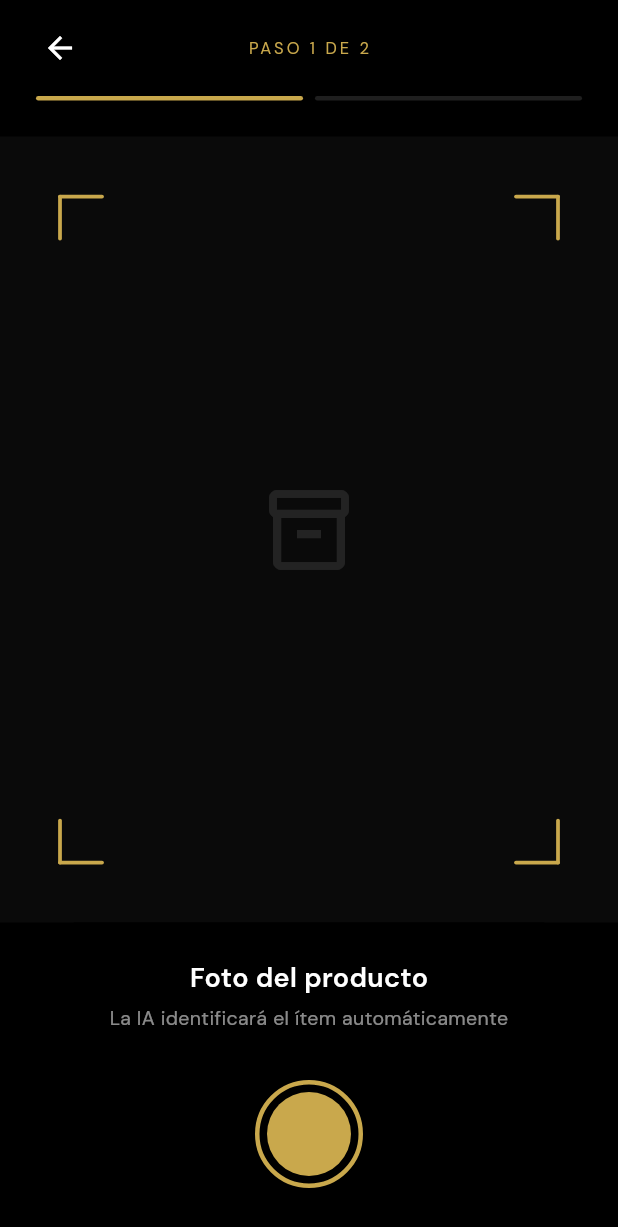
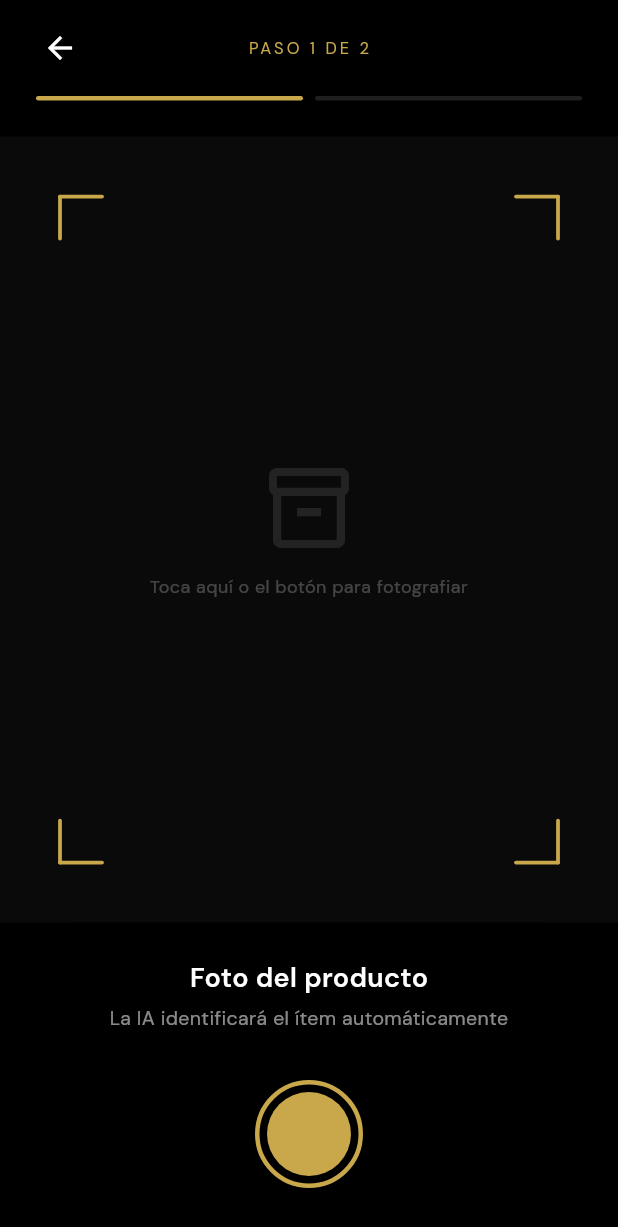
Before and after one commit to frpatino6/vaulted, a Flutter app: the AiScanScreen screen opened directly with empty values, on a phone screen of 412 x 824 dp. Shown: the top 1227 px of the screen. Run offline on Flutter 3.47's test engine with Material 3 defaults, Android fonts, the phone set to English and light mode, and no system bars; our stand-ins replace cached_network_image, dio, dotted_border, fl_chart, flutter_riverpod, flutter_secure_storage and 6 more; missing offline and left inert: mobile_scanner; accounts and stored records are empty; generated files the repository leaves out were written again.

Commit message:
fix(ai-scan): reset state on review back + tappable viewfinder
- Bug fix: call reset() when user navigates back from review screen so
  the analyzing loader doesn't persist on return
- UX: wrap viewfinder in GestureDetector so tapping the dark area
  triggers the camera, same as the shutter button
- UX: add subtle hint text "Toca aquí o el botón para fotografiar"
  inside the viewfinder to eliminate first-time confusion

https://claude.ai/code/session_01TEmWFa4YjbVC7Y5jtwYaFB

```diff
--- a/apps/mobile/lib/features/ai_scan/presentation/ai_scan_screen.dart
+++ b/apps/mobile/lib/features/ai_scan/presentation/ai_scan_screen.dart
@@ -39,7 +39,9 @@ class _AiScanScreenState extends ConsumerState<AiScanScreen> {
         context.push(
           '/properties/${widget.propertyId}/ai-scan/review',
           extra: {'result': next.result, 'floors': widget.floors},
-        );
+        ).then((_) {
+          if (mounted) ref.read(aiScanNotifierProvider.notifier).reset();
+        });
       }
     });
 
@@ -121,6 +123,8 @@ class _CaptureStep extends StatelessWidget {
   final VoidCallback onCapture;
   final VoidCallback? onSkip;
 
+  static const _tapHint = 'Toca aquí o el botón para fotografiar';
+
   @override
   Widget build(BuildContext context) {
     return SafeArea(
@@ -182,13 +186,18 @@ class _CaptureStep extends StatelessWidget {
           ),
           const SizedBox(height: AppSpacing.lg),
 
-          // Viewfinder
+          // Viewfinder — tappable
           Expanded(
+            child: GestureDetector(
+              onTap: onCapture,
               child: Stack(
                 alignment: Alignment.center,
                 children: [
                   Container(color: const Color(0xFF0A0A0A)),
                   ..._buildCornerGuides(),
+                  Column(
+                    mainAxisSize: MainAxisSize.min,
+                    children: [
                       Icon(
                         step == 1
                             ? Icons.inventory_2_outlined
@@ -196,7 +205,20 @@ class _CaptureStep extends StatelessWidget {
                         size: 64,
                         color: Colors.white10,
                       ),
+                      const SizedBox(height: 12),
+                      const Text(
+                        _tapHint,
+                        style: TextStyle(
+                          color: Colors.white24,
+                          fontSize: 12,
+                          letterSpacing: 0.3,
+                        ),
+                        textAlign: TextAlign.center,
+                      ),
                     ],
+                  ),
+                ],
+              ),
             ),
           ),
 
```
Lines whose indentation alone changed are shown as unchanged.
